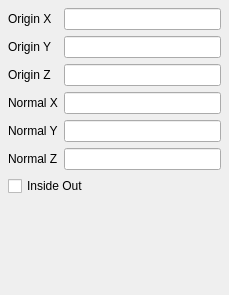
Before: the Qt Designer form GUI/Client/Widgets/pqClipPanel.ui in wildmichael/ParaView3-enhancements-old, drawn with Qt 5.
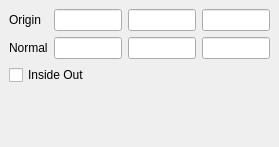
After: the same form once the commit is applied.

Commit message: ENH: putting all vector widgets in the same row.

The edit to the form file:
```diff
--- a/GUI/Client/Widgets/pqClipPanel.ui
+++ b/GUI/Client/Widgets/pqClipPanel.ui
@@ -8,8 +8,8 @@
    <rect>
     <x>0</x>
     <y>0</y>
-    <width>229</width>
-    <height>295</height>
+    <width>279</width>
+    <height>147</height>
    </rect>
   </property>
   <property name="windowTitle" >
@@ -17,15 +17,18 @@
   </property>
   <layout class="QGridLayout" >
    <property name="margin" >
-    <number>8</number>
+    <number>9</number>
    </property>
    <property name="spacing" >
     <number>6</number>
    </property>
-   <item row="5" column="0" >
-    <widget class="QLabel" name="label_5" >
+   <item row="3" column="1" >
+    <widget class="QLineEdit" name="originX" />
+   </item>
+   <item row="3" column="0" >
+    <widget class="QLabel" name="label_3" >
      <property name="text" >
-      <string>Origin Z</string>
+      <string>Origin</string>
      </property>
     </widget>
    </item>
@@ -39,23 +42,6 @@
      </property>
     </widget>
    </item>
-   <item row="4" column="0" >
-    <widget class="QLabel" name="label_4" >
-     <property name="text" >
-      <string>Origin Y</string>
-     </property>
-    </widget>
-   </item>
-   <item row="5" column="1" >
-    <widget class="QLineEdit" name="originZ" />
-   </item>
-   <item row="6" column="0" >
-    <widget class="QLabel" name="label" >
-     <property name="text" >
-      <string>Normal X</string>
-     </property>
-    </widget>
-   </item>
    <item row="10" column="0" colspan="2" >
     <spacer>
      <property name="orientation" >
@@ -69,40 +55,26 @@
      </property>
     </spacer>
    </item>
-   <item row="3" column="1" >
-    <widget class="QLineEdit" name="originX" />
+   <item row="3" column="3" >
+    <widget class="QLineEdit" name="originZ" />
    </item>
-   <item row="4" column="1" >
+   <item row="6" column="0" >
+    <widget class="QLabel" name="label" >
+     <property name="text" >
+      <string>Normal</string>
+     </property>
+    </widget>
+   </item>
+   <item row="3" column="2" >
     <widget class="QLineEdit" name="originY" />
    </item>
-   <item row="7" column="0" >
-    <widget class="QLabel" name="label_2" >
-     <property name="text" >
-      <string>Normal Y</string>
-     </property>
-    </widget>
-   </item>
-   <item row="3" column="0" >
-    <widget class="QLabel" name="label_3" >
-     <property name="text" >
-      <string>Origin X</string>
-     </property>
-    </widget>
-   </item>
-   <item row="8" column="0" >
-    <widget class="QLabel" name="label_6" >
-     <property name="text" >
-      <string>Normal Z</string>
-     </property>
-    </widget>
-   </item>
    <item row="6" column="1" >
     <widget class="QLineEdit" name="normalX" />
    </item>
-   <item row="7" column="1" >
+   <item row="6" column="2" >
     <widget class="QLineEdit" name="normalY" />
    </item>
-   <item row="8" column="1" >
+   <item row="6" column="3" >
     <widget class="QLineEdit" name="normalZ" />
    </item>
   </layout>
```
Left out of the diff: 6 changed lines with no effect on the pictures.
